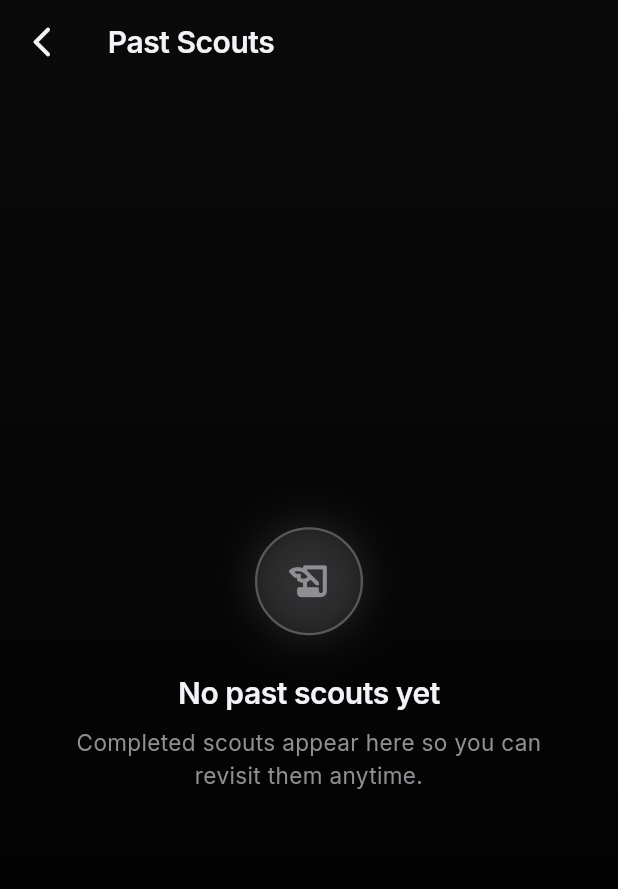
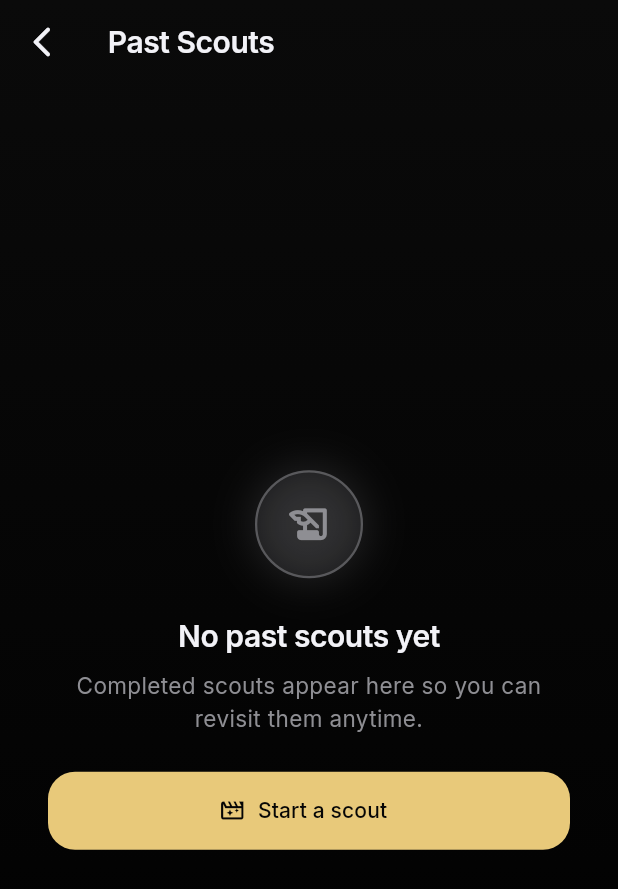
Before and after one commit to somyahangsandesh/StillScout, a Flutter app: the StillScoutScreen screen opened directly, after a tap on the "history" icon, on a phone screen of 412 x 824 dp. Shown: the top 889 px of the screen. Run offline on Flutter 3.47's test engine with Material 3 defaults, Android fonts, the phone set to English and light mode, and no system bars; our stand-ins replace connectivity_plus, dio, flutter_riverpod, flutter_secure_storage, google_fonts, hive_flutter and 6 more; missing offline and left inert: app_settings, gal, purchases_flutter, video_thumbnail; accounts and stored records are empty; network calls fail; statements that could not run were skipped.

Commit message:
Reserve export slots before save/share and finish round-3 UI declutter.
Wire tryReserve/release around export I/O so failed saves don't burn free
quota, and tighten empty home, paywall, frame detail, and history empty CTA.

Co-authored-by: Cursor <cursoragent@cursor.com>

```diff
--- a/lib/stillscout/presentation/screens/stillscout_history_screen.dart
+++ b/lib/stillscout/presentation/screens/stillscout_history_screen.dart
@@ -66,7 +66,11 @@ class _StillScoutHistoryScreenState extends State<StillScoutHistoryScreen> {
                 return _ErrorHistory(onRetry: _reload);
               }
               final sessions = snap.data ?? [];
-              if (sessions.isEmpty) return const _EmptyHistory();
+              if (sessions.isEmpty) {
+                return _EmptyHistory(
+                  onStartScout: () => Navigator.of(context).pop(),
+                );
+              }
               return _SessionGrid(
                 sessions: sessions,
                 onRefresh: _reload,
@@ -102,15 +106,20 @@ class _ErrorHistory extends StatelessWidget {
 }
 
 class _EmptyHistory extends StatelessWidget {
-  const _EmptyHistory();
+  const _EmptyHistory({required this.onStartScout});
+
+  final VoidCallback onStartScout;
 
   @override
   Widget build(BuildContext context) {
-    return const StillScoutStatusView(
+    return StillScoutStatusView(
       icon: Icons.history_edu_rounded,
       iconColor: StillScoutColors.silver,
       title: 'No past scouts yet',
       body: 'Completed scouts appear here so you can revisit them anytime.',
+      primaryLabel: 'Start a scout',
+      primaryIcon: Icons.movie_filter_outlined,
+      onPrimary: onStartScout,
     );
   }
 }
--- a/lib/stillscout/presentation/widgets/stillscout_empty_state.dart
+++ b/lib/stillscout/presentation/widgets/stillscout_empty_state.dart
@@ -199,12 +199,11 @@ class _StillScoutEmptyStateState extends State<StillScoutEmptyState>
             ),
             const SizedBox(height: StillScoutSpacing.s),
             Text(
-              'Instant offline frame ranking. AI Pro adds deeper analysis and polish.',
+              'On-device ranking · ${StillScoutConstants.freeScoutsPerDay} free scouts/day · '
+              'AI Pro adds Gemini & polish',
               style: StillScoutTextStyles.body,
               textAlign: TextAlign.center,
             ),
-            const SizedBox(height: StillScoutSpacing.m),
-            const _HowItWorksStrip(),
             SizedBox(
                 height: compact ? StillScoutSpacing.l : StillScoutSpacing.xl),
             DragTarget<String>(
@@ -332,7 +331,7 @@ class _StillScoutEmptyStateState extends State<StillScoutEmptyState>
                                 ),
                                 const SizedBox(height: 14),
                                 Text(
-                                  'Ranked stills · works on clips up to 10 minutes',
+                                  'Clips up to 10 minutes',
                                   style: StillScoutTextStyles.caption.copyWith(
                                     color: StillScoutColors.silver
                                         .withValues(alpha: 0.7),
@@ -349,20 +348,7 @@ class _StillScoutEmptyStateState extends State<StillScoutEmptyState>
                 );
               },
             ),
-            SizedBox(
-                height: compact ? StillScoutSpacing.l : StillScoutSpacing.xl),
-            if (!compact) ...[
-              const _DemoPreviewRow(),
-              const SizedBox(height: StillScoutSpacing.m),
-            ],
-            Text(
-              'On-device Vision ranks your sharpest frames — ${StillScoutConstants.freeScoutsPerDay} free scouts per day.',
-              style: StillScoutTextStyles.caption.copyWith(
-                color: StillScoutColors.silver.withValues(alpha: 0.8),
-              ),
-              textAlign: TextAlign.center,
-            ),
-            const SizedBox(height: StillScoutSpacing.m),
+            const SizedBox(height: StillScoutSpacing.l),
             const StillScoutLegalLinks(compact: true),
           ],
         ),
@@ -447,81 +433,6 @@ class _AmbientGlow extends StatelessWidget {
   }
 }
 
-class _HowItWorksStrip extends StatelessWidget {
-  const _HowItWorksStrip();
-
-  @override
-  Widget build(BuildContext context) {
-    return const Row(
-      children: [
-        Expanded(
-            child:
-                _HowItWorksStep(icon: Icons.upload_rounded, label: 'Import')),
-        _HowItWorksArrow(),
-        Expanded(
-            child:
-                _HowItWorksStep(icon: Icons.auto_awesome, label: 'AI Scout')),
-        _HowItWorksArrow(),
-        Expanded(
-            child: _HowItWorksStep(
-                icon: Icons.ios_share_rounded, label: 'Export')),
-      ],
-    );
-  }
-}
-
-class _HowItWorksArrow extends StatelessWidget {
-  const _HowItWorksArrow();
-
-  @override
-  Widget build(BuildContext context) {
-    return Padding(
-      padding: const EdgeInsets.symmetric(horizontal: 4),
-      child: Icon(
-        Icons.arrow_forward_rounded,
-        size: 14,
-        color: StillScoutColors.silver.withValues(alpha: 0.45),
-      ),
-    );
-  }
-}
-
-class _HowItWorksStep extends StatelessWidget {
-  const _HowItWorksStep({required this.icon, required this.label});
-
-  final IconData icon;
-  final String label;
-
-  @override
-  Widget build(BuildContext context) {
-    return Column(
-      children: [
-        Container(
-          width: 40,
-          height: 40,
-          decoration: BoxDecoration(
-            shape: BoxShape.circle,
-            color: StillScoutColors.filmGray,
-            border: Border.all(
-              color: StillScoutColors.silver.withValues(alpha: 0.25),
-            ),
-          ),
-          child: Icon(icon, size: 18, color: StillScoutColors.accent),
-        ),
-        const SizedBox(height: 6),
-        Text(
-          label,
-          style: StillScoutTextStyles.caption.copyWith(
-            color: StillScoutColors.silver.withValues(alpha: 0.85),
-            fontSize: 11,
-          ),
-          textAlign: TextAlign.center,
-        ),
-      ],
-    );
-  }
-}
-
 class _QuickImportChip extends StatelessWidget {
   const _QuickImportChip({
     required this.icon,
@@ -570,89 +481,3 @@ class _QuickImportChip extends StatelessWidget {
     );
   }
 }
-
-class _DemoPreviewRow extends StatelessWidget {
-  const _DemoPreviewRow();
-
-  static const _mockScores = ['92', '87', '71'];
-
-  @override
-  Widget build(BuildContext context) {
-    return SizedBox(
-      height: 120,
-      child: ListView.separated(
-        scrollDirection: Axis.horizontal,
-        padding: const EdgeInsets.symmetric(horizontal: StillScoutSpacing.s),
-        itemCount: _mockScores.length,
-        separatorBuilder: (_, __) => const SizedBox(width: StillScoutSpacing.s),
-        itemBuilder: (context, i) {
-          return _MockFrameCard(score: _mockScores[i]);
-        },
-      ),
-    );
-  }
-}
-
-class _MockFrameCard extends StatelessWidget {
-  const _MockFrameCard({required this.score});
-
-  final String score;
-
-  @override
-  Widget build(BuildContext context) {
-    return ClipRRect(
-      borderRadius: BorderRadius.circular(StillScoutRadius.m),
-      child: Container(
-        width: 80,
-        decoration: const BoxDecoration(
-          gradient: LinearGradient(
-            begin: Alignment.topLeft,
-            end: Alignment.bottomRight,
-            colors: [StillScoutColors.filmGray, StillScoutColors.slate],
-          ),
-        ),
-        child: Stack(
-          fit: StackFit.expand,
-          children: [
-            Container(
-              decoration: BoxDecoration(
-                gradient: LinearGradient(
-                  begin: Alignment.bottomCenter,
-                  end: Alignment.topCenter,
-                  colors: [
-                    StillScoutColors.voidBlack.withValues(alpha: 0.7),
-                    Colors.transparent,
-                  ],
-                ),
-              ),
-            ),
-            Positioned(
-              left: StillScoutSpacing.s,
-              bottom: StillScoutSpacing.s,
-              child: Container(
-                padding: const EdgeInsets.symmetric(
-                  horizontal: StillScoutSpacing.s,
-                  vertical: StillScoutSpacing.xs,
-                ),
-                decoration: BoxDecoration(
-                  color: StillScoutColors.voidBlack.withValues(alpha: 0.6),
-                  borderRadius: BorderRadius.circular(StillScoutRadius.s),
-                  border: Border.all(
-                    color: StillScoutColors.accent.withValues(alpha: 0.5),
-                  ),
-                ),
-                child: Text(
-                  score,
-                  style: StillScoutTextStyles.caption.copyWith(
-                    color: StillScoutColors.accent,
-                    fontWeight: FontWeight.w700,
-                  ),
-                ),
-              ),
-            ),
-          ],
-        ),
-      ),
-    );
-  }
-}
```
Also changed, not shown: lib/stillscout/presentation/screens/stillscout_screen.dart (+29 -30 lines), lib/stillscout/presentation/screens/stillscout_session_detail_screen.dart (+28 -7 lines), lib/stillscout/presentation/widgets/stillscout_frame_detail_sheet.dart (+83 -64 lines), lib/stillscout/presentation/widgets/stillscout_paywall_sheet.dart (+22 -53 lines).
